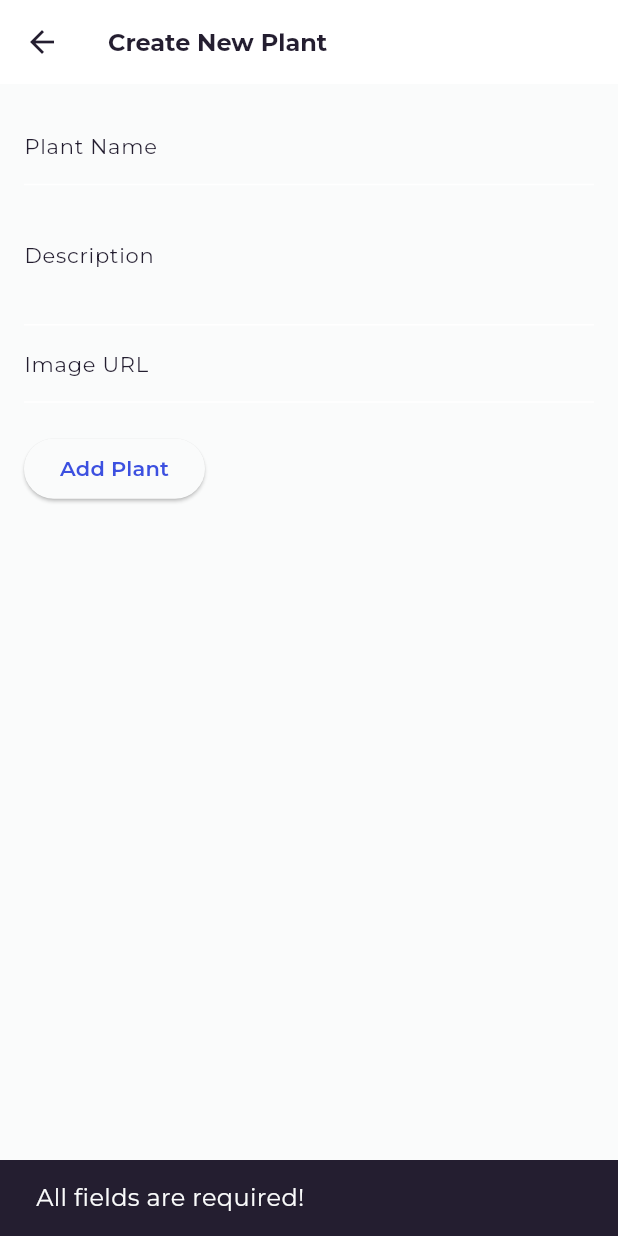
After one commit to AgroAI-Android-IOS/agroai_dashboard, a Flutter app: the CreatePlantPage screen opened directly, after a tap on "Add Plant", on a phone screen of 412 x 824 dp. The commit adds this screen. Run offline on Flutter 3.47's test engine with Material 3 defaults, Android fonts, the phone set to English and light mode, and no system bars; our stand-ins replace avatar_glow, calendar_date_picker2, equatable, file_picker, flex_color_scheme, flutter_bloc and 16 more; missing offline and left inert: desktop_drop, flutter_dropzone, rx_event_bus, syncfusion_flutter_maps, window_location_href, window_manager; accounts and stored records are empty.

Commit message:
add crud except update

```diff
--- a/assets/routes/menu_route_fr.json
+++ b/assets/routes/menu_route_fr.json
@@ -50,6 +50,10 @@
             "path": "/formLayout"
           }
         ]
+      },
+      {
+        "menuName": "Plants",
+        "path": "/plants"
       },
       {
         "icon": "assets/sidebar/table.svg",
--- a/lib/flutter_gen/app_localizations.dart
+++ b/lib/flutter_gen/app_localizations.dart
@@ -5,7 +5,6 @@ import 'package:flutter/widgets.dart';
 import 'package:flutter_localizations/flutter_localizations.dart';
 import 'package:intl/intl.dart' as intl;
 
-import 'app_localizations_ar.dart';
 import 'app_localizations_en.dart';
 import 'app_localizations_fr.dart';
 
@@ -92,7 +91,6 @@ abstract class AppLocalizations {
 
   /// A list of this localizations delegate's supported locales.
   static const List<Locale> supportedLocales = <Locale>[
-    Locale('ar'),
     Locale('en'),
     Locale('fr')
   ];
@@ -1037,7 +1035,7 @@ class _AppLocalizationsDelegate extends LocalizationsDelegate<AppLocalizations>
   }
 
   @override
-  bool isSupported(Locale locale) => <String>['ar', 'en', 'fr'].contains(locale.languageCode);
+  bool isSupported(Locale locale) => <String>['en', 'fr'].contains(locale.languageCode);
 
   @override
   bool shouldReload(_AppLocalizationsDelegate old) => false;
@@ -1048,7 +1046,6 @@ AppLocalizations lookupAppLocalizations(Locale locale) {
 
   // Lookup logic when only language code is specified.
   switch (locale.languageCode) {
-    case 'ar': return AppLocalizationsAr();
     case 'en': return AppLocalizationsEn();
     case 'fr': return AppLocalizationsFr();
   }
--- /dev/null
+++ b/lib/pages/Plants/Model/plantModel.dart
@@ -0,0 +1,22 @@
+class Plant {
+  final String id;
+  final String name;
+  final String description;
+  final String image;
+
+  Plant({
+    required this.id,
+    required this.name,
+    required this.description,
+    required this.image,
+  });
+
+  factory Plant.fromJson(Map<String, dynamic> json) {
+    return Plant(
+      id: json['_id'],
+      name: json['name'],
+      description: json['description'],
+      image: json['image'],
+    );
+  }
+}
--- /dev/null
+++ b/lib/pages/Plants/View/CreatePlantPage.dart
@@ -0,0 +1,91 @@
+import 'package:flutter/material.dart';
+import 'package:flareline/services/plantService.dart';
+import 'package:flareline/pages/Plants/Model/plantModel.dart';
+
+class CreatePlantPage extends StatefulWidget {
+  @override
+  _CreatePlantPageState createState() => _CreatePlantPageState();
+}
+
+class _CreatePlantPageState extends State<CreatePlantPage> {
+  final _nameController = TextEditingController();
+  final _descriptionController = TextEditingController();
+  final _imageController = TextEditingController();
+
+  bool _isLoading = false;
+
+  // Submit the new plant to the backend
+  Future<void> _submitPlant() async {
+    final name = _nameController.text;
+    final description = _descriptionController.text;
+    final image = _imageController.text;
+
+    // Validate that all fields are filled
+    if (name.isEmpty || description.isEmpty || image.isEmpty) {
+      ScaffoldMessenger.of(context).showSnackBar(SnackBar(content: Text('All fields are required!')));
+      return;
+    }
+
+    setState(() {
+      _isLoading = true;
+    });
+
+    final newPlant = Plant(id: '', name: name, description: description, image: image);
+
+    try {
+      // Call the addPlant method to send the new plant data to the backend
+      bool success = await PlantService().addPlant(newPlant);
+
+      if (success) {
+        // On success, navigate back and show success message
+        Navigator.pop(context);
+        ScaffoldMessenger.of(context).showSnackBar(SnackBar(content: Text('Plant added successfully!')));
+      } else {
+        // If unsuccessful, show failure message
+        ScaffoldMessenger.of(context).showSnackBar(SnackBar(content: Text('Failed to add plant!')));
+      }
+    } catch (e) {
+      // Handle any errors during the request
+      ScaffoldMessenger.of(context).showSnackBar(SnackBar(content: Text('An error occurred: $e')));
+    } finally {
+      setState(() {
+        _isLoading = false;
+      });
+    }
+  }
+
+  @override
+  Widget build(BuildContext context) {
+    return Scaffold(
+      appBar: AppBar(title: Text('Create New Plant')),
+      body: Padding(
+        padding: const EdgeInsets.all(16.0),
+        child: Column(
+          crossAxisAlignment: CrossAxisAlignment.start,
+          children: [
+            TextField(
+              controller: _nameController,
+              decoration: InputDecoration(labelText: 'Plant Name'),
+            ),
+            TextField(
+              controller: _descriptionController,
+              decoration: InputDecoration(labelText: 'Description'),
+              maxLines: 3,
+            ),
+            TextField(
+              controller: _imageController,
+              decoration: InputDecoration(labelText: 'Image URL'),
+            ),
+            const SizedBox(height: 20),
+            _isLoading
+                ? Center(child: CircularProgressIndicator())
+                : ElevatedButton(
+                    onPressed: _submitPlant,
+                    child: Text('Add Plant'),
+                  ),
+          ],
+        ),
+      ),
+    );
+  }
+}
--- /dev/null
+++ b/lib/pages/Plants/View/PlantDetailPage.dart
@@ -0,0 +1,28 @@
+import 'package:flareline/pages/Plants/Model/plantModel.dart';
+import 'package:flutter/material.dart';
+
+class PlantDetailPage extends StatelessWidget {
+  final Plant plant;
+
+  PlantDetailPage({required this.plant});
+
+  @override
+  Widget build(BuildContext context) {
+    return Scaffold(
+      appBar: AppBar(title: Text(plant.name)),
+      body: Padding(
+        padding: const EdgeInsets.all(16.0),
+        child: Column(
+          crossAxisAlignment: CrossAxisAlignment.start,
+          children: [
+            Image.network(plant.image),
+            const SizedBox(height: 20),
+            Text(plant.name, style: TextStyle(fontSize: 24, fontWeight: FontWeight.bold)),
+            const SizedBox(height: 10),
+            Text(plant.description),
+          ],
+        ),
+      ),
+    );
+  }
+}
--- /dev/null
+++ b/lib/pages/Plants/View/form_plant.dart
@@ -0,0 +1 @@
+// Create a form to add a new plant with name, category, and picture flutter form you can use the folder form
--- a/lib/pages/form/form_elements_page.dart
+++ b/lib/pages/form/form_elements_page.dart
@@ -83,6 +83,7 @@ class FormElementsPage extends LayoutWidget {
               AppLocalizations.of(context)!.inputFields,
               Column(crossAxisAlignment: CrossAxisAlignment.start, children: [
                 OutBorderTextFormField(
+
                     labelText: AppLocalizations.of(context)!.defaultInput,
                     hintText: AppLocalizations.of(context)!.defaultInput),
                 const SizedBox(
--- a/lib/routes.dart
+++ b/lib/routes.dart
@@ -26,6 +26,8 @@ import 'package:flareline/pages/table/tables_page.dart' deferred as tables;
 import 'package:flareline/pages/toast/toast_page.dart' deferred as toast;
 import 'package:flareline/pages/tools/tools_page.dart' deferred as tools;
 import 'package:flutter/material.dart';
+import 'package:flareline/pages/Plants/View/PlantList.dart' deferred as plants;
+
 
 typedef PathWidgetBuilder = Widget Function(BuildContext, String?);
 
@@ -35,6 +37,10 @@ final List<Map<String, Object>> MAIN_PAGES = [
     'routerPath': '/calendar',
     'widget':
         DeferredWidget(calendar.loadLibrary, () => calendar.CalendarPage())
+  },
+  {
+    'routerPath': '/plants', // Update this with the desired path for Plants
+    'widget': DeferredWidget(plants.loadLibrary, () => plants.PlantListPage())
   },
   {
     'routerPath': '/profile',
--- /dev/null
+++ b/lib/services/plantService.dart
@@ -0,0 +1,96 @@
+import 'dart:convert';
+import 'package:flareline/pages/Plants/Model/plantModel.dart';
+import 'package:http/http.dart' as http;
+
+class PlantService {
+  static const String url = 'http://localhost:3050/api/v1/plant';
+    final String token = 'eyJhbGciOiJIUzI1NiIsInR5cCI6IkpXVCJ9.eyJpZCI6IjY3M2NjMDBjNWQxMTcwYzY3MTg2YTVkMiIsIm5hbWUiOiJhaG1lZCIsImVtYWlsIjoiYWhtZWR0ZXN0QGdtYWlsLmNvbSIsImlhdCI6MTczMzEzNTg2NCwiZXhwIjoxNzMzMjIyMjY0fQ.E3VXUKtT0FOFmHuQkYXwhR17Sl_RqsT9tGhQYjPet3c';
+
+  // Fetch all plants
+  Future<List<Plant>> fetchPlants() async {
+    final String url = 'http://127.0.0.1:3050/api/v1/plant';
+    final String token =
+        'eyJhbGciOiJIUzI1NiIsInR5cCI6IkpXVCJ9.eyJpZCI6IjY3M2NjMDBjNWQxMTcwYzY3MTg2YTVkMiIsIm5hbWUiOiJhaG1lZCIsImVtYWlsIjoiYWhtZWR0ZXN0QGdtYWlsLmNvbSIsImlhdCI6MTczMzEzNTg2NCwiZXhwIjoxNzMzMjIyMjY0fQ.E3VXUKtT0FOFmHuQkYXwhR17Sl_RqsT9tGhQYjPet3c';
+
+    try {
+      final response = await http.get(
+        Uri.parse(url),
+        headers: {
+          'Authorization': 'Bearer $token',
+          'Content-Type': 'application/json', // Optional, depending on your API
+        },
+      );
+
+      print('Response status: ${response.statusCode}');
+      print('Response body: ${response.body}');
+
+      if (response.statusCode == 200) {
+        List jsonResponse = json.decode(response.body);
+        return jsonResponse.map((plant) => Plant.fromJson(plant)).toList();
+      } else {
+        throw Exception('Failed to load plants');
+      }
+    } catch (e) {
+      print('Error: $e');
+      throw Exception('Failed to load plants');
+    }
+  }
+
+    Future<bool> addPlant(Plant plant) async {
+    final String url = 'http://localhost:3050/api/v1/plant';
+
+    final Map<String, dynamic> plantData = {
+      'name': plant.name,
+      'description': plant.description,
+      'image': plant.image,
+    };
+
+    try {
+      final response = await http.post(
+        Uri.parse(url),
+        headers: {
+          'Authorization': 'Bearer $token',
+          'Content-Type': 'application/json',
+        },
+        body: json.encode(plantData),
+      );
+
+      if (response.statusCode == 201) {
+        // Successfully added the plant
+        return true;
+      } else {
+        // Handle other status codes or errors
+        return false;
+      }
+    } catch (e) {
+      print('Error: $e');
+      return false; // Return false if an error occurs
+    }
+  }
+// Delete a plant by ID
+  Future<bool> deletePlant(String id) async {
+
+    try {
+      final response = await http.delete(
+        Uri.parse('$url/$id'), // Add the plant ID to the URL
+        headers: {
+          'Authorization': 'Bearer $token',
+          'Content-Type': 'application/json',
+        },
+      );
+
+      print('Response status: ${response.statusCode}');
+      print('Response body: ${response.body}');
+
+      if (response.statusCode == 200) {
+        // Successfully deleted the plant
+        return true;
+      } else {
+        throw Exception('Failed to delete plant');
+      }
+    } catch (e) {
+      print('Error: $e');
+      throw Exception('Failed to delete plant');
+    }
+  }
+}
--- a/pubspec.yaml
+++ b/pubspec.yaml
@@ -105,6 +105,7 @@ dependencies:
 
   flareline_uikit:
    path: FlareLine-UiKit
+  http: ^1.2.2
 
 
 dependency_overrides:
```
Also changed, not shown: lib/main.dart (+47 -16 lines), lib/pages/Plants/View/PlantList.dart (added, +156 -0 lines).
